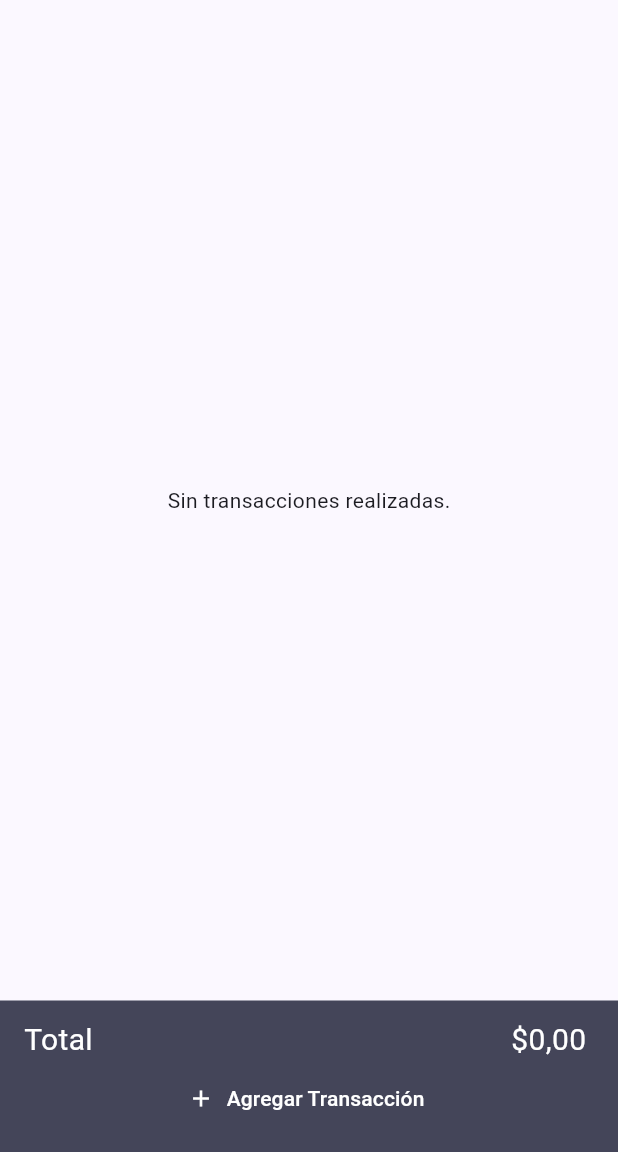
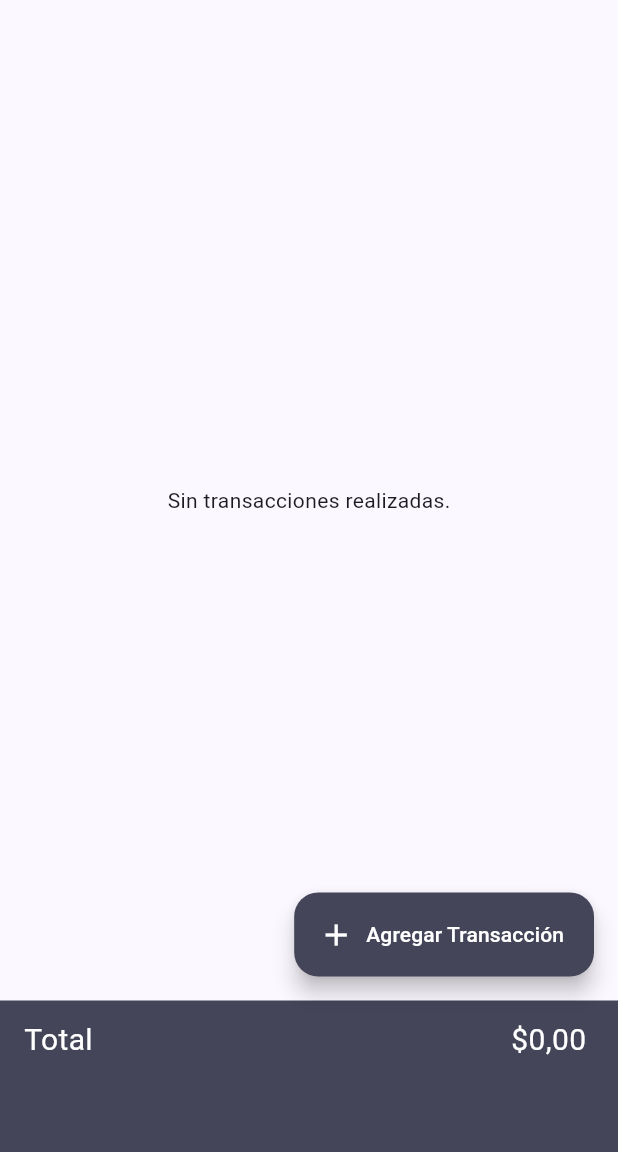
Before and after one commit to nicolas1102/settle-up-trips, a Flutter app: the screen it shows after launch, on a phone screen of 412 x 824 dp, the part 84-1236 px from its top. Run offline on Flutter 3.47's test engine with Material 3 defaults, Android fonts, the phone set to English and light mode, and no system bars.

Commit message:
code modularization

```diff
--- a/lib/pages/home.dart
+++ b/lib/pages/home.dart
@@ -1,75 +1,20 @@
 import 'package:flutter/material.dart';
-import 'package:provider/provider.dart';
-import 'package:settle_up_trips/components/add_transaction_dialog.dart';
-import 'package:settle_up_trips/components/transactions_history.dart';
-import 'package:intl/intl.dart';
-import 'package:settle_up_trips/main.dart';
+import 'package:settle_up_trips/widgets/Scaffold/application_bar.dart';
+import 'package:settle_up_trips/widgets/add_transaction_dialog_button.dart';
+import 'package:settle_up_trips/widgets/buttom_bar.dart';
+import 'package:settle_up_trips/widgets/transactions_history.dart';
 
 class HomePage extends StatelessWidget {
   const HomePage({super.key});
 
   @override
   Widget build(BuildContext context) {
+    var colorScheme = Theme.of(context).colorScheme;
     return Scaffold(
-      appBar: appBar(context),
+      appBar: ApplicationBar(colorScheme: colorScheme),
       body: TransactionsHistory(),
-      bottomNavigationBar: _DemoBottomAppBar(),
+      bottomNavigationBar: BottomBar(),
+      floatingActionButton: AddTransactionDialog(),
     );
   }
 }
-
-AppBar appBar(BuildContext context) {
-  var colorScheme = Theme.of(context).colorScheme;
-  return AppBar(
-    title: const Text(
-      'Settle Up Trips',
-      style: TextStyle(color: Colors.white, fontWeight: FontWeight.bold),
-    ),
-    backgroundColor: colorScheme.onSecondaryContainer,
-    elevation: 0.0,
-    // leading: Container(
-    //   margin: const EdgeInsets.all(10),
-    //   decoration: BoxDecoration(
-    //       color: const Color(0xfff7f8f8),
-    //       borderRadius: BorderRadius.circular(10)),
-    //   child: Center(
-    //     child: IconButton(
-    //         onPressed: () {}, iconSize: 20.0, icon: Icon(Icons.arrow_back)),
-    //   ),
-    // ),
-    actions: [],
-  );
-}
-
-class _DemoBottomAppBar extends StatelessWidget {
-  @override
-  Widget build(BuildContext context) {
-    var colorScheme = Theme.of(context).colorScheme;
-    var appState = context.watch<MyAppState>();
-    return BottomAppBar(
-      height: 101.0,
-      color: colorScheme.onSecondaryContainer,
-      child: IconTheme(
-        data: IconThemeData(color: Colors.white),
-        child: Column(
-          children: <Widget>[
-            Row(
-              mainAxisAlignment: MainAxisAlignment.spaceBetween,
-              children: [
-                Text(
-                  'Total',
-                  style: TextStyle(color: Colors.white, fontSize: 20.0),
-                ),
-                Text(
-                  "\$${NumberFormat.currency(locale: 'es_CO', symbol: '', decimalDigits: 2).format(appState.total)}",
-                  style: TextStyle(color: Colors.white, fontSize: 20.0),
-                ),
-              ],
-            ),
-            AddTransactionDialog(),
-          ],
-        ),
-      ),
-    );
-  }
-}
--- /dev/null
+++ b/lib/widgets/Scaffold/application_bar.dart
@@ -0,0 +1,37 @@
+import 'package:flutter/material.dart';
+
+class ApplicationBar extends StatelessWidget implements PreferredSizeWidget {
+  const ApplicationBar({
+    super.key,
+    required this.colorScheme,
+  });
+
+  final ColorScheme colorScheme;
+
+  @override
+  Widget build(BuildContext context) {
+    return AppBar(
+      title: const Text(
+        'Settle Up Trips',
+        style: TextStyle(color: Colors.white, fontWeight: FontWeight.bold),
+      ),
+      backgroundColor: colorScheme.onSecondaryContainer,
+      elevation: 0.0,
+      // leading: Container(
+      //   margin: const EdgeInsets.all(10),
+      //   decoration: BoxDecoration(
+      //       color: const Color(0xfff7f8f8),
+      //       borderRadius: BorderRadius.circular(10)),
+      //   child: Center(
+      //     child: IconButton(
+      //         onPressed: () {}, iconSize: 20.0, icon: Icon(Icons.arrow_back)),
+      //   ),
+      // ),
+      actions: [],
+    );
+  }
+
+  @override
+  Size get preferredSize =>
+      Size.fromHeight(kToolbarHeight); // Adjust height if needed
+}
--- a/lib/components/add_transaction_dialog.dart
+++ b/lib/widgets/add_transaction_dialog_button.dart
@@ -11,7 +11,8 @@ class AddTransactionDialog extends StatelessWidget {
   @override
   Widget build(BuildContext context) {
     var appState = context.watch<MyAppState>();
-    return TextButton.icon(
+    var colorScheme = Theme.of(context).colorScheme;
+    return FloatingActionButton.extended(
       label: Text(
         'Agregar Transacción',
         style: TextStyle(color: Colors.white),
@@ -22,8 +23,7 @@ class AddTransactionDialog extends StatelessWidget {
           builder: (BuildContext context) => AlertDialog(
             title: const Text('Agregar Transacción'),
             content: Column(mainAxisSize: MainAxisSize.min, children: <Widget>[
-              const Text(
-                  'Aquí puedes agregar una nueva transacción a la lista de transacciones.'),
+              const Text('Aquí puedes agregar una nueva transacción.'),
               const SizedBox(height: 10.0),
               TextField(
                 controller: descriptionController,
@@ -72,6 +72,7 @@ class AddTransactionDialog extends StatelessWidget {
         Icons.add,
         color: Colors.white,
       ),
+      backgroundColor: colorScheme.onSecondaryContainer,
     );
   }
 }
--- /dev/null
+++ b/lib/widgets/buttom_bar.dart
@@ -0,0 +1,37 @@
+import 'package:flutter/material.dart';
+import 'package:provider/provider.dart';
+import 'package:intl/intl.dart';
+import 'package:settle_up_trips/main.dart';
+
+class BottomBar extends StatelessWidget {
+  @override
+  Widget build(BuildContext context) {
+    var colorScheme = Theme.of(context).colorScheme;
+    var appState = context.watch<MyAppState>();
+    return BottomAppBar(
+      height: 101.0,
+      color: colorScheme.onSecondaryContainer,
+      child: IconTheme(
+        data: IconThemeData(color: Colors.white),
+        child: Column(
+          children: <Widget>[
+            Row(
+              mainAxisAlignment: MainAxisAlignment.spaceBetween,
+              children: [
+                Text(
+                  'Total',
+                  style: TextStyle(color: Colors.white, fontSize: 20.0),
+                ),
+                Text(
+                  "\$${NumberFormat.currency(locale: 'es_CO', symbol: '', decimalDigits: 2).format(appState.total)}",
+                  style: TextStyle(color: Colors.white, fontSize: 20.0),
+                ),
+              ],
+            ),
+            // AddTransactionDialog(),
+          ],
+        ),
+      ),
+    );
+  }
+}
--- a/lib/components/transactions_history.dart
+++ b/lib/widgets/transactions_history.dart
@@ -58,12 +58,14 @@ class _TransactionsHistory extends State<TransactionsHistory> {
                   fontSize: 12.0),
             ),
             trailing: IconButton(
-              icon: Icon(Icons.delete_outline),
+              icon: Icon(
+                Icons.delete_outline,
+              ),
               color: theme.colorScheme.primary,
               onPressed: () => appState.removeTransactionItem(transaction),
+              padding: const EdgeInsets.only(right: 0, left: 0),
             ),
           ),
-
         Padding(
           padding: const EdgeInsets.only(
             bottom: 40,
```
Also changed, not shown: fonts/Oswald-Bold.ttf (deleted), fonts/Oswald-ExtraLight.ttf (deleted), fonts/Oswald-Light.ttf (deleted), fonts/Oswald-Medium.ttf (deleted), fonts/Oswald-Regular.ttf (deleted), fonts/Oswald-SemiBold.ttf (deleted).
